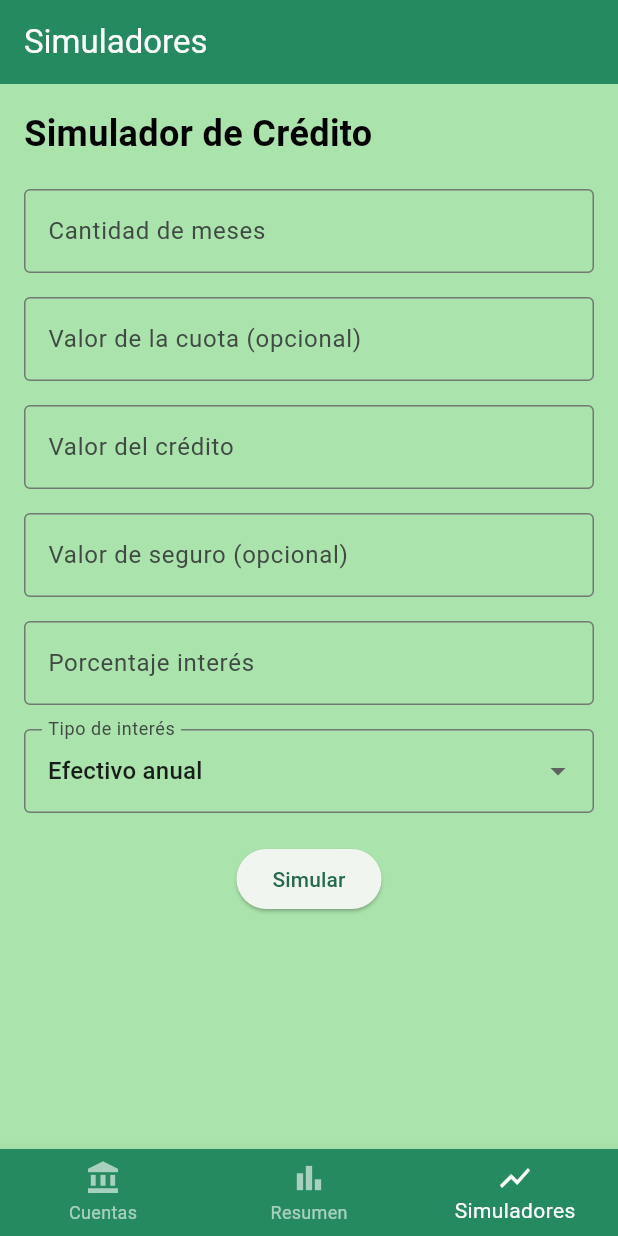
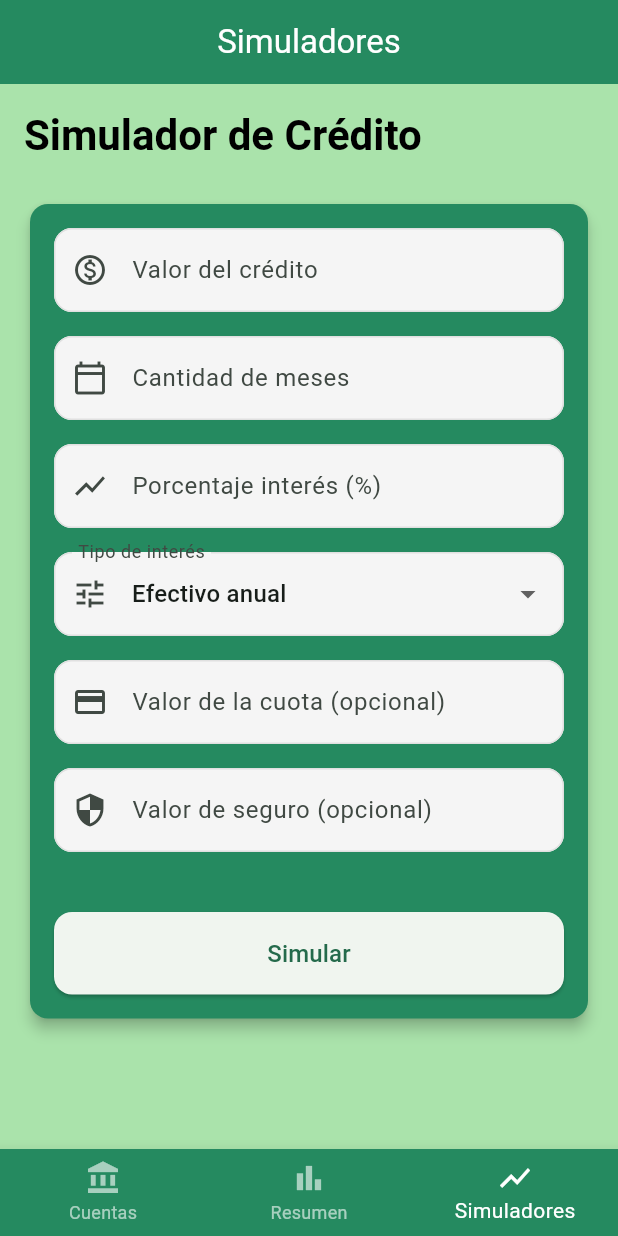
Before and after one commit to leonmon-dev/platify, a Flutter app: the screen it shows after launch, item 3 of the bottom bar chosen, on a phone screen of 412 x 824 dp. Run offline on Flutter 3.47's test engine with Material 3 defaults, Android fonts, the phone set to English and light mode, and no system bars; our stand-ins replace drift, fl_chart; accounts and stored records are empty; generated files the repository leaves out were written again.

```diff
--- a/lib/simulators_screen.dart
+++ b/lib/simulators_screen.dart
@@ -50,6 +50,8 @@
   final NumberFormat _currencyFormat = NumberFormat('#,##0', 'es_CO');
 
   void _simulate() {
+    if (!_formKey.currentState!.validate()) return;
+
     final months = int.tryParse(_monthsController.text) ?? 0;
     final creditValue =
         double.tryParse(_creditController.text.replaceAll(',', '.')) ?? 0.0;
@@ -58,8 +60,7 @@
     final insuranceValue =
         double.tryParse(_insuranceController.text.replaceAll(',', '.')) ?? 0.0;
     final fixedInstallment =
-        double.tryParse(_installmentController.text.replaceAll(',', '.')) ??
-        0.0;
+        double.tryParse(_installmentController.text.replaceAll(',', '.')) ?? 0.0;
 
     if (months <= 0 || creditValue <= 0.0) {
       setState(() {
@@ -75,7 +76,7 @@
     if (_interestType == 'Efectivo anual') {
       monthlyRate = pow(1 + annualDecimalRate, (1 / 12)) - 1;
     } else {
-      monthlyRate = annualDecimalRate / 12;
+      monthlyRate = annualDecimalRate;
     }
 
     double monthlyPayment;
@@ -87,8 +88,7 @@
       } else {
         final factor = pow(1 + monthlyRate, months);
         monthlyPayment =
-            (creditValue * monthlyRate * factor) / (factor - 1) +
-            insuranceValue;
+            (creditValue * monthlyRate * factor) / (factor - 1) + insuranceValue;
       }
     }
 
@@ -101,7 +101,7 @@
       double remainingBalance = creditValue;
 
       for (int month = 1; month <= months; month++) {
-        if (remainingBalance <= 0.01) { // Prevents extra rows due to floating point inaccuracies
+        if (remainingBalance <= 0.01) {
           break;
         }
 
@@ -146,100 +146,49 @@
 
   @override
   Widget build(BuildContext context) {
+    final theme = Theme.of(context);
+
     return Scaffold(
-      appBar: AppBar(title: const Text('Simuladores')),
+      appBar: AppBar(title: const Text('Simuladores'), centerTitle: true),
       body: SingleChildScrollView(
         padding: const EdgeInsets.all(16.0),
         child: Column(
-          crossAxisAlignment: CrossAxisAlignment.start,
+          crossAxisAlignment: CrossAxisAlignment.stretch,
           children: [
-            const Text(
+            Text(
               'Simulador de Crédito',
-              style: TextStyle(fontSize: 24, fontWeight: FontWeight.bold),
+              style: theme.textTheme.headlineMedium?.copyWith(fontWeight: FontWeight.bold),
             ),
-            const SizedBox(height: 20),
-            Form(
+            const SizedBox(height: 24),
+            Card(
+              elevation: 4,
+              shape: RoundedRectangleBorder(borderRadius: BorderRadius.circular(12)),
+              child: Padding(
+                padding: const EdgeInsets.all(16.0),
+                child: Form(
                   key: _formKey,
                   child: Column(
+                    crossAxisAlignment: CrossAxisAlignment.stretch,
                     children: [
-                  TextFormField(
+                      _buildTextFormField(
+                        controller: _creditController,
+                        label: 'Valor del crédito',
+                        icon: Icons.monetization_on_outlined,
+                        isCurrency: true,
+                      ),
+                      _buildTextFormField(
                         controller: _monthsController,
-                    decoration: const InputDecoration(
-                      labelText: 'Cantidad de meses',
-                      border: OutlineInputBorder(),
+                        label: 'Cantidad de meses',
+                        icon: Icons.calendar_today_outlined,
                       ),
-                    keyboardType: TextInputType.number,
-                    inputFormatters: [FilteringTextInputFormatter.digitsOnly],
-                    validator: (value) {
-                      if (value == null || value.isEmpty) {
-                        return 'Este campo es obligatorio';
-                      }
-                      return null;
-                    },
+                      _buildTextFormField(
+                        controller: _interestController,
+                        label: 'Porcentaje interés (%)',
+                        icon: Icons.show_chart_outlined,
                       ),
-                  const SizedBox(height: 16),
-                  TextFormField(
-                    controller: _installmentController,
-                    decoration: const InputDecoration(
-                      labelText: 'Valor de la cuota (opcional)',
-                      border: OutlineInputBorder(),
-                    ),
-                    keyboardType: const TextInputType.numberWithOptions(
-                      decimal: true,
-                    ),
-                  ),
-                  const SizedBox(height: 16),
-                  TextFormField(
-                    controller: _creditController,
-                    decoration: const InputDecoration(
-                      labelText: 'Valor del crédito',
-                      border: OutlineInputBorder(),
-                    ),
-                    keyboardType: const TextInputType.numberWithOptions(
-                      decimal: true,
-                    ),
-                    validator: (value) {
-                      if (value == null || value.isEmpty) {
-                        return 'Este campo es obligatorio';
-                      }
-                      return null;
-                    },
-                  ),
-                  const SizedBox(height: 16),
-                  TextFormField(
-                    controller: _insuranceController,
-                    decoration: const InputDecoration(
-                      labelText: 'Valor de seguro (opcional)',
-                      border: OutlineInputBorder(),
-                    ),
-                    keyboardType: const TextInputType.numberWithOptions(
-                      decimal: true,
-                    ),
-                  ),
-                  const SizedBox(height: 16),
-                  TextFormField(
-                    controller: _interestController,
-                    decoration: const InputDecoration(
-                      labelText: 'Porcentaje interés',
-                      border: OutlineInputBorder(),
-                    ),
-                    keyboardType: const TextInputType.numberWithOptions(
-                      decimal: true,
-                    ),
-                    validator: (value) {
-                      if (value == null || value.isEmpty) {
-                        return 'Este campo es obligatorio';
-                      }
-                      return null;
-                    },
-                  ),
-                  const SizedBox(height: 16),
                       DropdownButtonFormField<String>(
-                    decoration: const InputDecoration(
-                      labelText: 'Tipo de interés',
-                      border: OutlineInputBorder(),
-                    ),
-                    initialValue: _interestType,
+                        decoration: _inputDecoration('Tipo de interés', Icons.tune_outlined),
+                        value: _interestType,
                         items: _interestTypes.map((String value) {
                           return DropdownMenuItem<String>(
                             value: value,
@@ -252,24 +201,53 @@
                           });
                         },
                       ),
-                  const SizedBox(height: 20),
+                      const SizedBox(height: 16),
+                       _buildTextFormField(
+                        controller: _installmentController,
+                        label: 'Valor de la cuota (opcional)',
+                        icon: Icons.payment_outlined,
+                         isCurrency: true,
+                         required: false,
+                      ),
+                      _buildTextFormField(
+                        controller: _insuranceController,
+                        label: 'Valor de seguro (opcional)',
+                        icon: Icons.security_outlined,
+                        isCurrency: true,
+                        required: false,
+                      ),
+                      const SizedBox(height: 24),
                       ElevatedButton(
+                        style: ElevatedButton.styleFrom(
+                          padding: const EdgeInsets.symmetric(vertical: 16),
+                          shape: RoundedRectangleBorder(
+                            borderRadius: BorderRadius.circular(12),
+                          ),
+                        ),
                         onPressed: _simulate,
-                    child: const Text('Simular'),
+                        child: const Text('Simular', style: TextStyle(fontSize: 16)),
                       ),
                     ],
                   ),
                 ),
+              ),
+            ),
             if (_payments.isNotEmpty) ...[
               const SizedBox(height: 30),
-              const Text(
+              Text(
                 'Tabla de Pagos',
-                style: TextStyle(fontSize: 20, fontWeight: FontWeight.bold),
+                style: theme.textTheme.headlineSmall?.copyWith(fontWeight: FontWeight.bold),
               ),
-              const SizedBox(height: 10),
-              SingleChildScrollView(
-                scrollDirection: Axis.horizontal,
+              const SizedBox(height: 16),
+              Card(
+                 elevation: 4,
+                 clipBehavior: Clip.antiAlias,
+                 shape: RoundedRectangleBorder(borderRadius: BorderRadius.circular(12)),
+                 child: SizedBox(
+                   width: double.infinity,
                    child: DataTable(
+                     headingRowColor: MaterialStateProperty.resolveWith((states) => theme.colorScheme.primary),
+                     headingTextStyle: theme.textTheme.titleSmall?.copyWith(fontWeight: FontWeight.bold, color: Colors.white),
                      columns: const [
                        DataColumn(label: Text('Mes')),
                        DataColumn(label: Text('Capital')),
@@ -279,19 +257,20 @@
                        DataColumn(label: Text('Saldo')),
                      ],
                      rows: _getCurrentPagePayments().map((payment) {
+                        final index = _payments.indexOf(payment);
                        return DataRow(
+                         color: MaterialStateProperty.resolveWith((states) => index.isEven ? Colors.white : Colors.grey.shade100),
                          cells: [
                            DataCell(Text(payment.month.toString())),
-                        DataCell(Text(_currencyFormat.format(payment.principal.round()))),
-                        DataCell(Text(_currencyFormat.format(payment.interest.round()))),
-                        DataCell(Text(_currencyFormat.format(payment.insurance.round()))),
-                        DataCell(Text(_currencyFormat.format(payment.totalPayment.round()))),
-                        DataCell(
-                          Text(_currencyFormat.format(payment.remainingBalance.round())),
-                        ),
+                           DataCell(Text('\$${_currencyFormat.format(payment.principal.round())}')),
+                           DataCell(Text('\$${_currencyFormat.format(payment.interest.round())}')),
+                           DataCell(Text('\$${_currencyFormat.format(payment.insurance.round())}')),
+                           DataCell(Text('\$${_currencyFormat.format(payment.totalPayment.round())}')),
+                           DataCell(Text('\$${_currencyFormat.format(payment.remainingBalance.round())}')),
                          ],
                        );
                      }).toList(),
+                   ),
                  ),
               ),
               const SizedBox(height: 10),
@@ -299,16 +278,17 @@
                 mainAxisAlignment: MainAxisAlignment.center,
                 children: [
                   IconButton(
-                    icon: const Icon(Icons.arrow_back),
+                    icon: const Icon(Icons.arrow_back_ios),
                     onPressed: _currentPage > 0
                         ? () => setState(() => _currentPage--)
                         : null,
                   ),
                   Text(
                     'Página ${_currentPage + 1} de ${(_payments.length / _itemsPerPage).ceil()}',
+                    style: theme.textTheme.bodyMedium,
                   ),
                   IconButton(
-                    icon: const Icon(Icons.arrow_forward),
+                    icon: const Icon(Icons.arrow_forward_ios),
                     onPressed:
                         (_currentPage + 1) * _itemsPerPage < _payments.length
                         ? () => setState(() => _currentPage++)
@@ -317,39 +297,23 @@
                 ],
               ),
               const SizedBox(height: 30),
-              const Text(
-                'Resumen',
-                style: TextStyle(fontSize: 20, fontWeight: FontWeight.bold),
+              Text(
+                'Resumen del Crédito',
+                style: theme.textTheme.headlineSmall?.copyWith(fontWeight: FontWeight.bold),
               ),
-              const SizedBox(height: 10),
+              const SizedBox(height: 16),
               Card(
+                elevation: 4,
+                shape: RoundedRectangleBorder(borderRadius: BorderRadius.circular(12)),
                 child: Padding(
-                  padding: const EdgeInsets.all(16.0),
+                  padding: const EdgeInsets.all(20.0),
                   child: Column(
                     children: [
-                      Row(
-                        mainAxisAlignment: MainAxisAlignment.spaceBetween,
-                        children: [
-                          const Text('Valor del préstamo:'),
-                          Text('\$${_currencyFormat.format(_loanAmount.round())}'),
-                        ],
-                      ),
-                      const SizedBox(height: 8),
-                      Row(
-                        mainAxisAlignment: MainAxisAlignment.spaceBetween,
-                        children: [
-                          const Text('Cantidad total pagada:'),
-                          Text('\$${_currencyFormat.format(_totalPaid.round())}'),
-                        ],
-                      ),
-                      const SizedBox(height: 8),
-                      Row(
-                        mainAxisAlignment: MainAxisAlignment.spaceBetween,
-                        children: [
-                          const Text('Intereses pagados:'),
-                          Text('\$${_currencyFormat.format(_totalInterest.round())}'),
-                        ],
-                      ),
+                      _buildSummaryRow('Valor del préstamo:', _loanAmount, theme),
+                      const Divider(height: 24),
+                      _buildSummaryRow('Cantidad total pagada:', _totalPaid, theme, isTotal: true),
+                      const Divider(height: 24),
+                      _buildSummaryRow('Total intereses pagados:', _totalInterest, theme, isInterest: true),
                     ],
                   ),
                 ),
@@ -358,6 +322,69 @@
           ],
         ),
       ),
+    );
+  }
+
+  Widget _buildTextFormField({
+    required TextEditingController controller,
+    required String label,
+    required IconData icon,
+    bool isCurrency = false,
+    bool required = true,
+  }) {
+    return Padding(
+      padding: const EdgeInsets.only(bottom: 16.0),
+      child: TextFormField(
+        controller: controller,
+        decoration: _inputDecoration(label, icon),
+        keyboardType: const TextInputType.numberWithOptions(decimal: true),
+        inputFormatters: isCurrency
+            ? [FilteringTextInputFormatter.allow(RegExp(r'[\d,.]'))]
+            : [FilteringTextInputFormatter.digitsOnly],
+        validator: required
+            ? (value) {
+                if (value == null || value.isEmpty) {
+                  return 'Este campo es obligatorio';
+                }
+                return null;
+              }
+            : null,
+      ),
+    );
+  }
+
+  InputDecoration _inputDecoration(String label, IconData icon) {
+    return InputDecoration(
+      labelText: label,
+      prefixIcon: Icon(icon),
+      border: OutlineInputBorder(
+        borderRadius: BorderRadius.circular(12),
+      ),
+      filled: true,
+      fillColor: Colors.grey.shade100,
+       enabledBorder: OutlineInputBorder(
+        borderRadius: BorderRadius.circular(12),
+        borderSide: BorderSide(color: Colors.grey.shade300),
+      ),
+      focusedBorder: OutlineInputBorder(
+        borderRadius: BorderRadius.circular(12),
+        borderSide: BorderSide(color: Theme.of(context).colorScheme.primary),
+      ),
+    );
+  }
+
+  Widget _buildSummaryRow(String title, double value, ThemeData theme, {bool isTotal = false, bool isInterest = false}) {
+    final style = theme.textTheme.titleMedium?.copyWith(
+      fontWeight: isTotal || isInterest ? FontWeight.bold : FontWeight.normal,
+      color: isInterest ? theme.colorScheme.error : (isTotal ? theme.colorScheme.primary : null),
+    );
+
+    return Row(
+      mainAxisAlignment: MainAxisAlignment.spaceBetween,
+      children: [
+        Text(title, style: theme.textTheme.bodyLarge),
+        Text('\$${_currencyFormat.format(value.round())}', style: style),
+      ],
     );
   }
 
```
Also changed, not shown: lib/summary_screen.dart (+93 -28 lines). Lines whose indentation alone changed are shown as unchanged.
